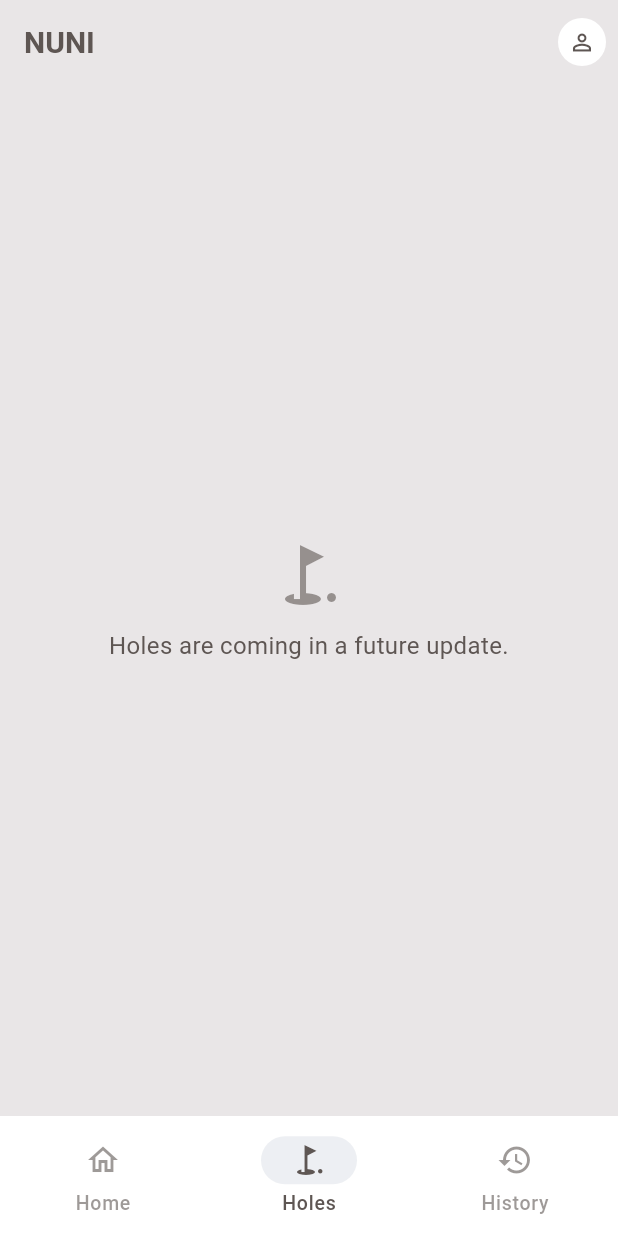
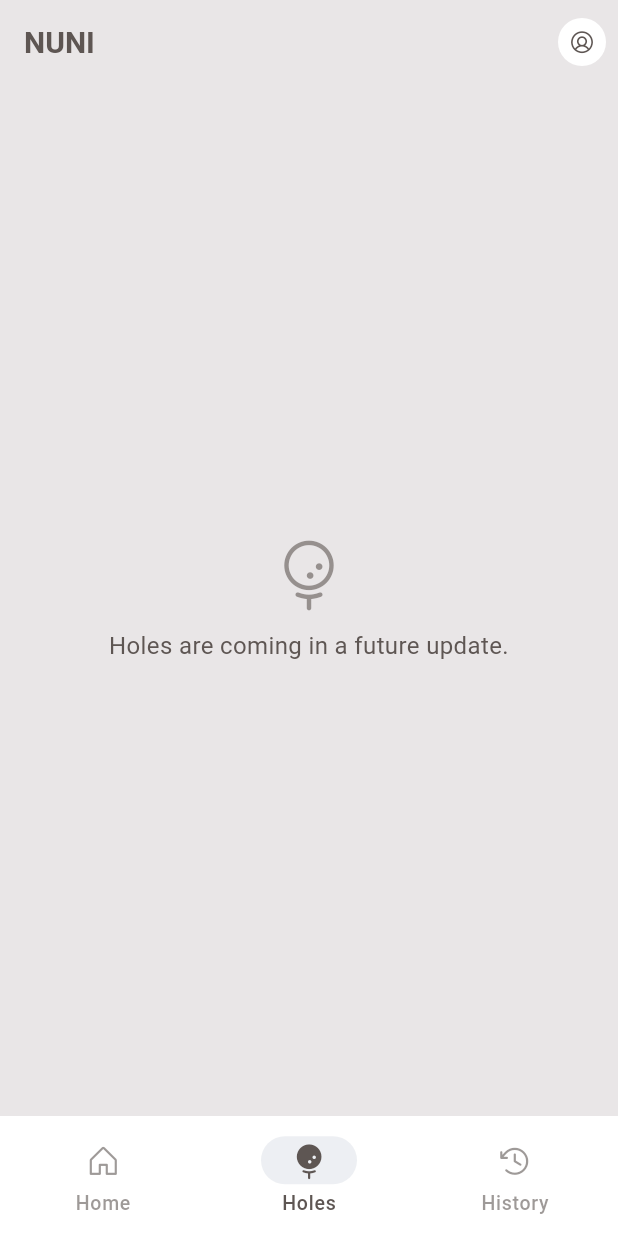
Before and after one commit to CenturySpine/nuni, a Flutter app: the screen it shows after launch, item 2 of the bottom bar chosen, on a phone screen of 412 x 824 dp. Run offline on Flutter 3.47's test engine with Material 3 defaults, Android fonts, the phone set to English and light mode, and no system bars; our stand-ins replace flutter_riverpod, go_router, package_info_plus, riverpod_annotation, shared_preferences; generated files the repository leaves out were written again.

Commit message:
feat: separate landing page from home tab; switch to Phosphor icons
Home tab (inside the shell) no longer repeats the NUNI/tagline hero
block -- that branding belongs solely to the login/landing page. The
shell (title bar + avatar + bottom nav) and the landing page (logo +
login button + legal links) are now visibly distinct pages, per PO
request. Home/Holes/History placeholders now match: "coming soon" +
icon, consistent with the ARB-driven pattern already used elsewhere.

Icons: switched from Material Icons to Phosphor Icons (MIT), the same
family Ridgegear uses (@phosphor-icons/web, confirmed in its
src/components/ui/Icon.tsx) via the "golf" icon that doesn't exist in
Material's set. The `phosphor_flutter` pub package doesn't compile on
this Flutter version (`class PhosphorIconData extends IconData` --
IconData is now a `final class`), so the two font files are vendored
directly under assets/fonts/ with our own small IconData constant
table (lib/core/theme/phosphor_icons.dart) instead of depending on the
broken package.

Verified: flutter analyze clean, all 16 tests green, checked in a
running Chrome session that every icon renders as a real glyph (not
tofu) and that the login and home pages are now clearly different
screens.

Co-Authored-By: Claude Sonnet 5 <noreply@anthropic.com>

```diff
--- a/lib/core/router/app_shell.dart
+++ b/lib/core/router/app_shell.dart
@@ -1,5 +1,7 @@
 import 'package:flutter/material.dart';
 import 'package:go_router/go_router.dart';
+
+import '../theme/phosphor_icons.dart';
 
 import '../../l10n/generated/app_localizations.dart';
 
@@ -23,7 +25,7 @@ class AppShell extends StatelessWidget {
             tooltip: l10n.settingsTitle,
             icon: const CircleAvatar(
               radius: 16,
-              child: Icon(Icons.person_outline, size: 18),
+              child: Icon(PhosphorIcons.userCircle, size: 18),
             ),
             onPressed: () => context.push('/settings'),
           ),
@@ -38,18 +40,18 @@ class AppShell extends StatelessWidget {
         ),
         destinations: [
           NavigationDestination(
-            icon: const Icon(Icons.home_outlined),
-            selectedIcon: const Icon(Icons.home),
+            icon: const Icon(PhosphorIcons.house),
+            selectedIcon: const Icon(PhosphorIcons.houseFill),
             label: l10n.navHome,
           ),
           NavigationDestination(
-            icon: const Icon(Icons.golf_course_outlined),
-            selectedIcon: const Icon(Icons.golf_course),
+            icon: const Icon(PhosphorIcons.golf),
+            selectedIcon: const Icon(PhosphorIcons.golfFill),
             label: l10n.navHoles,
           ),
           NavigationDestination(
-            icon: const Icon(Icons.history_outlined),
-            selectedIcon: const Icon(Icons.history),
+            icon: const Icon(PhosphorIcons.clockCounterClockwise),
+            selectedIcon: const Icon(PhosphorIcons.clockCounterClockwiseFill),
             label: l10n.navHistory,
           ),
         ],
--- a/lib/core/router/not_found_page.dart
+++ b/lib/core/router/not_found_page.dart
@@ -1,5 +1,7 @@
 import 'package:flutter/material.dart';
 import 'package:go_router/go_router.dart';
+
+import '../theme/phosphor_icons.dart';
 
 import '../../l10n/generated/app_localizations.dart';
 import '../../shared/nuni_empty_state.dart';
@@ -13,7 +15,7 @@ class NotFoundPage extends StatelessWidget {
     return Scaffold(
       appBar: AppBar(title: Text(l10n.notFoundTitle)),
       body: NuniEmptyState(
-        icon: Icons.signpost_outlined,
+        icon: PhosphorIcons.signpost,
         message: l10n.notFoundMessage,
         action: FilledButton(
           onPressed: () => context.go('/'),
--- /dev/null
+++ b/lib/core/theme/phosphor_icons.dart
@@ -0,0 +1,34 @@
+import 'package:flutter/widgets.dart';
+
+/// Phosphor Icons (MIT, phosphoricons.com) -- the same icon family used by
+/// the PO's other app, Ridgegear (`src/components/ui/Icon.tsx`, backed by
+/// `@phosphor-icons/web`). Vendored as plain [IconData] constants rather
+/// than via the `phosphor_flutter` package: that package declares
+/// `class PhosphorIconData extends IconData`, and current Flutter marks
+/// `IconData` a `final class`, which forbids extending it outside its own
+/// library -- the package fails to compile on this Flutter version.
+///
+/// Only the icons this app actually uses are listed; add more by name and
+/// codepoint from https://phosphoricons.com as needed (regular font:
+/// assets/fonts/Phosphor.ttf, fill font: assets/fonts/Phosphor-Fill.ttf).
+abstract final class PhosphorIcons {
+  static const _regular = 'PhosphorRegular';
+  static const _fill = 'PhosphorFill';
+
+  static const house = IconData(0xe2c2, fontFamily: _regular);
+  static const houseFill = IconData(0xe2c2, fontFamily: _fill);
+
+  static const golf = IconData(0xea3e, fontFamily: _regular);
+  static const golfFill = IconData(0xea3e, fontFamily: _fill);
+
+  static const clockCounterClockwise = IconData(0xe1a0, fontFamily: _regular);
+  static const clockCounterClockwiseFill = IconData(0xe1a0, fontFamily: _fill);
+
+  static const userCircle = IconData(0xe4c4, fontFamily: _regular);
+  static const caretRight = IconData(0xe13a, fontFamily: _regular);
+  static const tray = IconData(0xe4aa, fontFamily: _regular);
+  static const warningCircle = IconData(0xe4e2, fontFamily: _regular);
+  static const arrowClockwise = IconData(0xe036, fontFamily: _regular);
+  static const signpost = IconData(0xe89c, fontFamily: _regular);
+  static const googleLogo = IconData(0xe292, fontFamily: _regular);
+}
--- a/lib/features/auth/ui/login_page.dart
+++ b/lib/features/auth/ui/login_page.dart
@@ -1,4 +1,6 @@
 import 'package:flutter/material.dart';
+
+import '../../../core/theme/phosphor_icons.dart';
 
 import '../../../l10n/generated/app_localizations.dart';
 import '../../../shared/nuni_legal_footer.dart';
@@ -32,7 +34,7 @@ class LoginPage extends StatelessWidget {
                   const SizedBox(height: 32),
                   FilledButton.icon(
                     onPressed: null,
-                    icon: const Icon(Icons.login),
+                    icon: const Icon(PhosphorIcons.googleLogo),
                     label: Text(l10n.loginSignInWithGoogle),
                   ),
                   const Spacer(),
--- a/lib/features/history/ui/history_page.dart
+++ b/lib/features/history/ui/history_page.dart
@@ -1,4 +1,6 @@
 import 'package:flutter/material.dart';
+
+import '../../../core/theme/phosphor_icons.dart';
 
 import '../../../l10n/generated/app_localizations.dart';
 import '../../../shared/nuni_empty_state.dart';
@@ -11,7 +13,7 @@ class HistoryPage extends StatelessWidget {
   @override
   Widget build(BuildContext context) {
     return NuniEmptyState(
-      icon: Icons.history,
+      icon: PhosphorIcons.clockCounterClockwise,
       message: AppLocalizations.of(context)!.historyComingSoon,
     );
   }
--- a/lib/features/holes/ui/holes_page.dart
+++ b/lib/features/holes/ui/holes_page.dart
@@ -1,4 +1,6 @@
 import 'package:flutter/material.dart';
+
+import '../../../core/theme/phosphor_icons.dart';
 
 import '../../../l10n/generated/app_localizations.dart';
 import '../../../shared/nuni_empty_state.dart';
@@ -11,7 +13,7 @@ class HolesPage extends StatelessWidget {
   @override
   Widget build(BuildContext context) {
     return NuniEmptyState(
-      icon: Icons.golf_course_outlined,
+      icon: PhosphorIcons.golf,
       message: AppLocalizations.of(context)!.holesComingSoon,
     );
   }
--- a/lib/features/profile/ui/profile_page.dart
+++ b/lib/features/profile/ui/profile_page.dart
@@ -1,4 +1,6 @@
 import 'package:flutter/material.dart';
+
+import '../../../core/theme/phosphor_icons.dart';
 
 import '../../../l10n/generated/app_localizations.dart';
 import '../../../shared/nuni_empty_state.dart';
@@ -13,7 +15,7 @@ class ProfilePage extends StatelessWidget {
     return Scaffold(
       appBar: AppBar(title: Text(l10n.profileTitle)),
       body: NuniEmptyState(
-        icon: Icons.person_outline,
+        icon: PhosphorIcons.userCircle,
         message: l10n.profileComingSoon,
       ),
     );
--- a/lib/l10n/app_en.arb
+++ b/lib/l10n/app_en.arb
@@ -12,6 +12,7 @@
   "navHistory": "History",
   "@navHistory": {"description": "Bottom navigation: past sessions."},
 
+  "homeComingSoon": "Your live sessions, plus create and join, are coming in a future update.",
   "holesComingSoon": "Holes are coming in a future update.",
   "historyComingSoon": "History is coming in a future update.",
 
--- a/lib/l10n/app_fr.arb
+++ b/lib/l10n/app_fr.arb
@@ -7,6 +7,7 @@
   "navHoles": "Trous",
   "navHistory": "Historique",
 
+  "homeComingSoon": "Vos sessions en direct, créer et rejoindre arrivent dans une prochaine mise à jour.",
   "holesComingSoon": "Les trous arrivent dans une prochaine mise à jour.",
   "historyComingSoon": "L'historique arrive dans une prochaine mise à jour.",
 
--- a/lib/shared/nuni_empty_state.dart
+++ b/lib/shared/nuni_empty_state.dart
@@ -1,11 +1,13 @@
 import 'package:flutter/material.dart';
+
+import '../core/theme/phosphor_icons.dart';
 
 /// Placeholder for an empty list ("no live sessions", "no holes nearby", ...).
 class NuniEmptyState extends StatelessWidget {
   const NuniEmptyState({
     super.key,
     required this.message,
-    this.icon = Icons.inbox_outlined,
+    this.icon = PhosphorIcons.tray,
     this.action,
   });
 
--- a/lib/shared/nuni_error_banner.dart
+++ b/lib/shared/nuni_error_banner.dart
@@ -1,4 +1,6 @@
 import 'package:flutter/material.dart';
+
+import '../core/theme/phosphor_icons.dart';
 
 /// Inline error banner (failed load, offline write refused, ...), with an
 /// optional retry action.
@@ -21,7 +23,7 @@ class NuniErrorBanner extends StatelessWidget {
       ),
       child: Row(
         children: [
-          Icon(Icons.error_outline, color: scheme.error),
+          Icon(PhosphorIcons.warningCircle, color: scheme.error),
           const SizedBox(width: 8),
           Expanded(
             child: Text(message, style: TextStyle(color: scheme.error)),
@@ -29,7 +31,7 @@ class NuniErrorBanner extends StatelessWidget {
           if (onRetry != null)
             IconButton(
               onPressed: onRetry,
-              icon: Icon(Icons.refresh, color: scheme.error),
+              icon: Icon(PhosphorIcons.arrowClockwise, color: scheme.error),
             ),
         ],
       ),
```
Also changed, not shown: lib/features/home/ui/home_page.dart (+9 -12 lines), lib/features/settings/ui/settings_page.dart (+5 -2 lines), pubspec.yaml (+10 -0 lines), assets/fonts/LICENSE-phosphor.txt (added), assets/fonts/Phosphor-Fill.ttf (added), assets/fonts/Phosphor.ttf (added), 3 other files.
